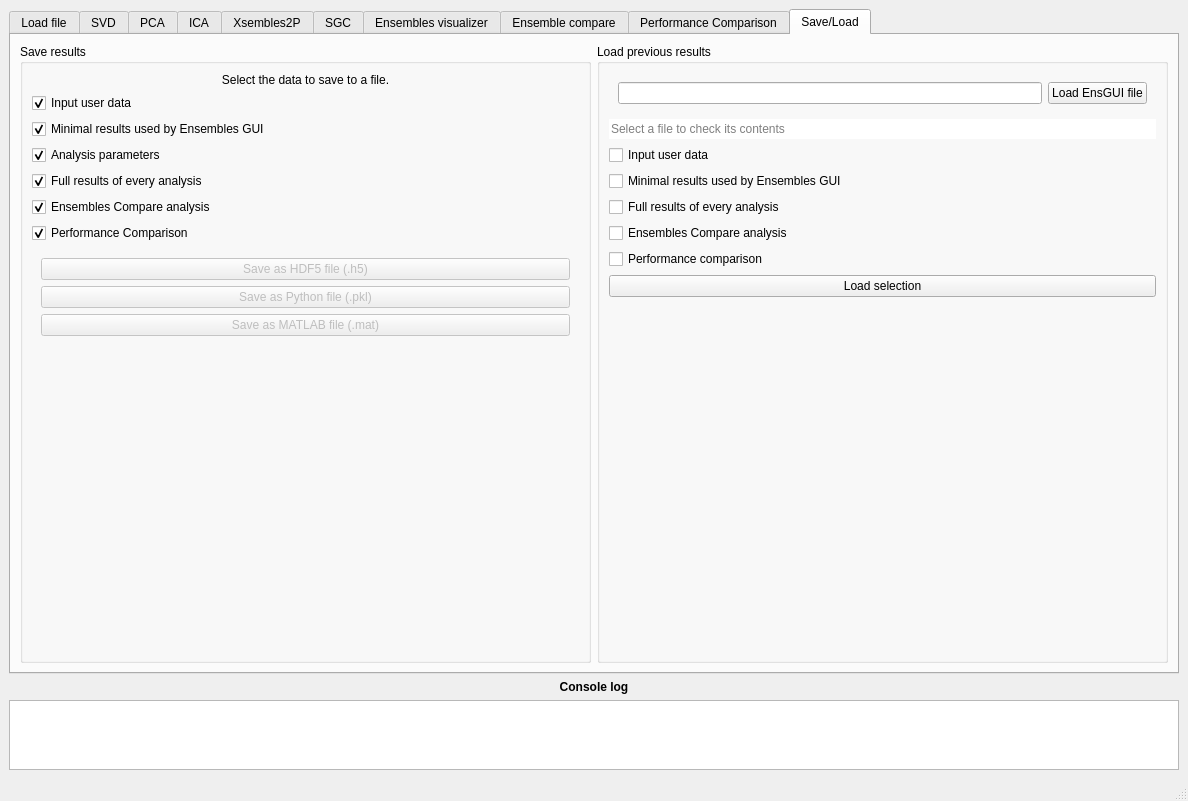
First picture: the form in gui/MainWindow.ui, repository rivelco/ENCORE, before the edit.
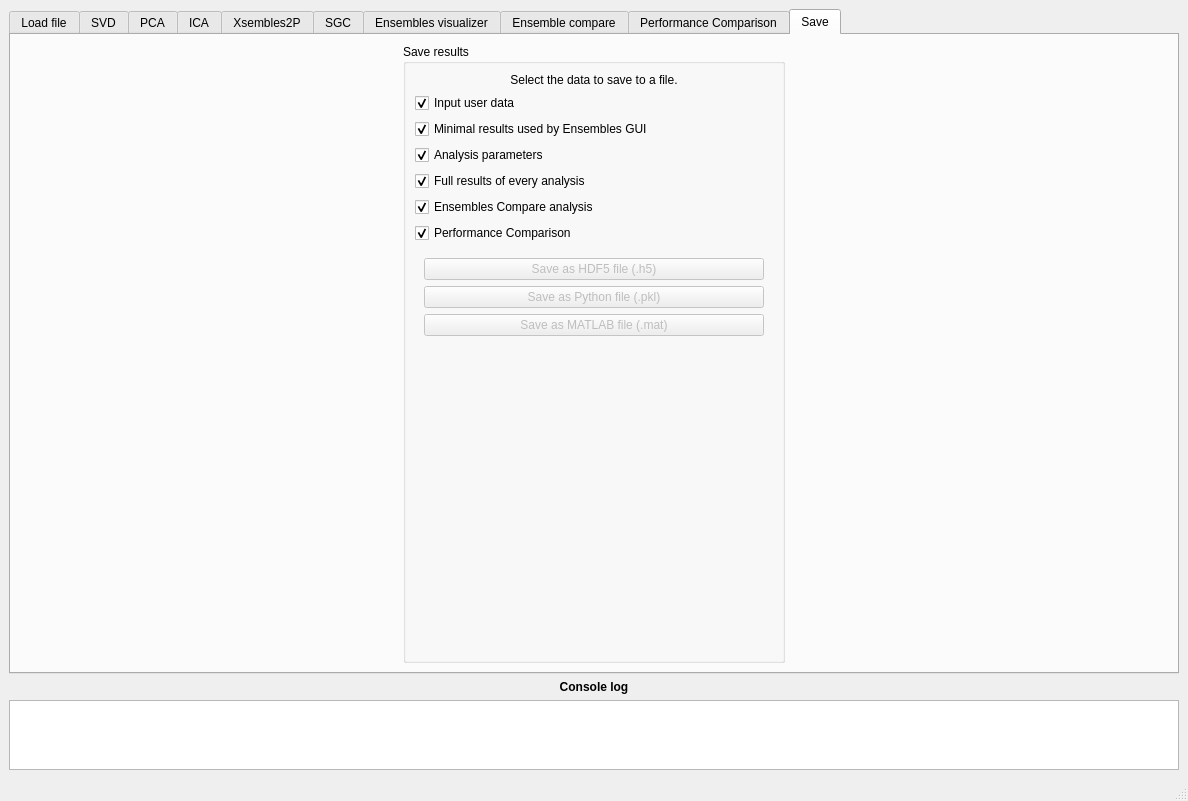
Second picture: the form after the edit. The open tabs and pages were chosen to show the change. Custom widgets are drawn as their Qt base class.

```diff
--- a/gui/MainWindow.ui
+++ b/gui/MainWindow.ui
@@ -5744,9 +5744,22 @@
       </widget>
       <widget class="QWidget" name="tab_2">
        <attribute name="title">
-        <string>Save/Load</string>
+        <string>Save</string>
        </attribute>
        <layout class="QHBoxLayout" name="horizontalLayout_35">
+        <item>
+         <spacer name="horizontalSpacer">
+          <property name="orientation">
+           <enum>Qt::Horizontal</enum>
+          </property>
+          <property name="sizeHint" stdset="0">
+           <size>
+            <width>40</width>
+            <height>20</height>
+           </size>
+          </property>
+         </spacer>
+        </item>
         <item>
          <widget class="QGroupBox" name="groupBox_26">
           <property name="sizePolicy">
@@ -5936,112 +5949,17 @@
          </widget>
         </item>
         <item>
-         <widget class="QGroupBox" name="groupBox_41">
-          <property name="sizePolicy">
-           <sizepolicy hsizetype="Expanding" vsizetype="Expanding">
-            <horstretch>0</horstretch>
-            <verstretch>0</verstretch>
-           </sizepolicy>
+         <spacer name="horizontalSpacer_2">
+          <property name="orientation">
+           <enum>Qt::Horizontal</enum>
           </property>
-          <property name="title">
-           <string>Load previous results</string>
+          <property name="sizeHint" stdset="0">
+           <size>
+            <width>40</width>
+            <height>20</height>
+           </size>
           </property>
-          <layout class="QVBoxLayout" name="verticalLayout_18">
-           <item>
-            <widget class="QWidget" name="widget_26" native="true">
-             <property name="sizePolicy">
-              <sizepolicy hsizetype="Preferred" vsizetype="Maximum">
-               <horstretch>0</horstretch>
-               <verstretch>0</verstretch>
-              </sizepolicy>
-             </property>
-             <layout class="QHBoxLayout" name="horizontalLayout_37">
-              <item>
-               <widget class="QLineEdit" name="lineEdit"/>
-              </item>
-              <item>
-               <widget class="QPushButton" name="pushButton_3">
-                <property name="text">
-                 <string>Load EnsGUI file</string>
-                </property>
-               </widget>
-              </item>
-             </layout>
-            </widget>
-           </item>
-           <item>
-            <widget class="QLineEdit" name="lineEdit_2">
-             <property name="inputMask">
-              <string/>
-             </property>
-             <property name="text">
-              <string/>
-             </property>
-             <property name="frame">
-              <bool>false</bool>
-             </property>
-             <property name="placeholderText">
-              <string>Select a file to check its contents</string>
-             </property>
-            </widget>
-           </item>
-           <item>
-            <widget class="QCheckBox" name="checkBox_6">
-             <property name="text">
-              <string>Input user data</string>
-             </property>
-            </widget>
-           </item>
-           <item>
-            <widget class="QCheckBox" name="checkBox_7">
-             <property name="text">
-              <string>Minimal results used by Ensembles GUI</string>
-             </property>
-            </widget>
-           </item>
-           <item>
-            <widget class="QCheckBox" name="checkBox_8">
-             <property name="text">
-              <string>Full results of every analysis</string>
-             </property>
-            </widget>
-           </item>
-           <item>
-            <widget class="QCheckBox" name="checkBox_9">
-             <property name="text">
-              <string>Ensembles Compare analysis</string>
-             </property>
-            </widget>
-           </item>
-           <item>
-            <widget class="QCheckBox" name="checkBox_10">
-             <property name="text">
-              <string>Performance comparison</string>
-             </property>
-            </widget>
-           </item>
-           <item>
-            <widget class="QPushButton" name="pushButton_4">
-             <property name="text">
-              <string>Load selection</string>
-             </property>
-            </widget>
-           </item>
-           <item>
-            <spacer name="verticalSpacer_2">
-             <property name="orientation">
-              <enum>Qt::Vertical</enum>
-             </property>
-             <property name="sizeHint" stdset="0">
-              <size>
-               <width>20</width>
-               <height>40</height>
-              </size>
-             </property>
-            </spacer>
-           </item>
-          </layout>
-         </widget>
+         </spacer>
         </item>
        </layout>
       </widget>
```
Left out of the diff: 25 changed lines with no effect on the pictures.
